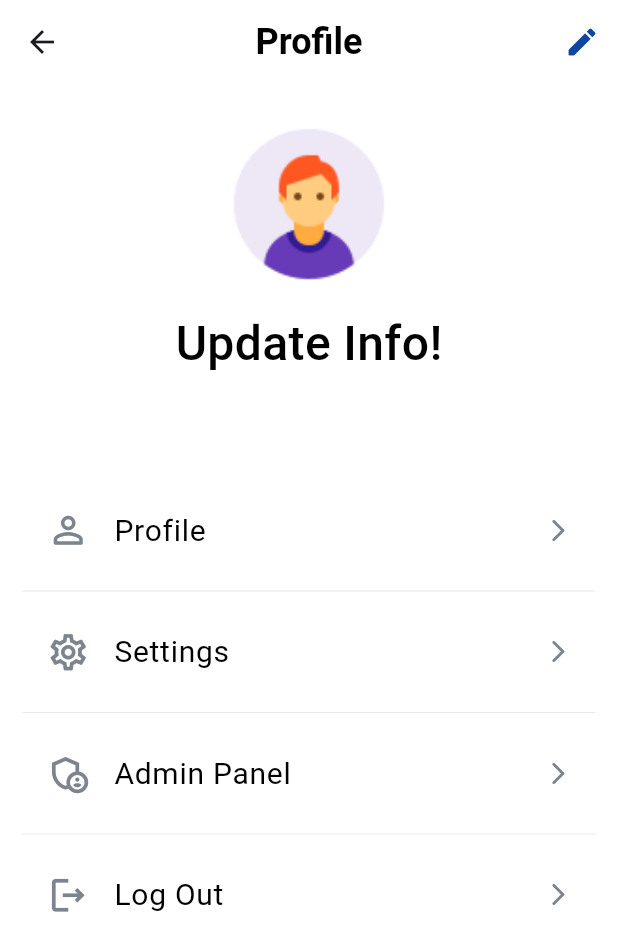
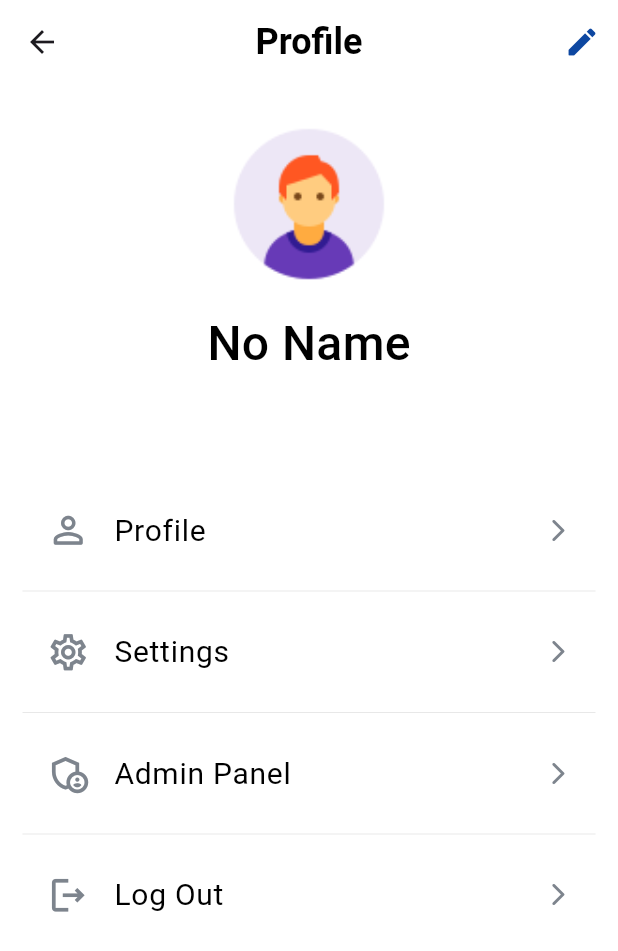
Before and after one commit to Pavito15/movilesProject, a Flutter app: the Profile screen opened by its route, on a phone screen of 412 x 824 dp. Shown: the top 951 px of the screen. Run offline on Flutter 3.47's test engine with Material 3 defaults, Android fonts, the phone set to English and light mode, and no system bars; our stand-ins replace cloud_firestore, custom_rating_bar, firebase_auth, firebase_core, firebase_messaging, firebase_storage and 2 more; accounts and stored records are empty.

Commit message:
profile completo

```diff
--- a/lib/screens/profile/profile.dart
+++ b/lib/screens/profile/profile.dart
@@ -10,7 +10,6 @@ import 'package:project_v1/widgets/menus/custom_app_bar.dart';
 import 'package:project_v1/widgets/menus/custom_menu_profile.dart';
 import 'package:project_v1/widgets/texts/customs_texts.dart';
 import 'package:project_v1/widgets/admin/admin_widget.dart';
-
 
 class Profile extends StatefulWidget {
   const Profile({super.key});
@@ -101,7 +100,7 @@ class _ProfileState extends State<Profile> {
                 ),
               ),
               TitleText(
-                text: (user?.name == "") ? "Update Info!" : user!.name,
+                text: (user?.name == "") ? "No Name" : user!.name,
                 fontWeight: FontWeight.w500,
               ),
               SubtitleText(
```
